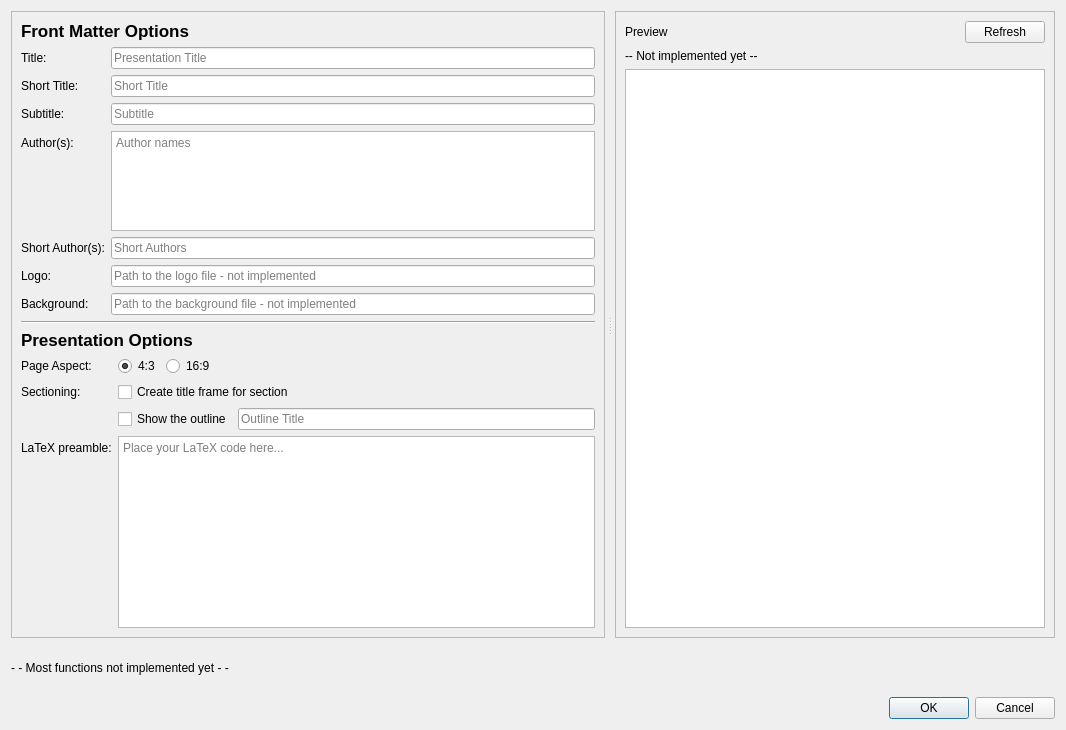
Before: the Qt Designer form gui/FrontMatter/FrontMatterWidget.ui in acroper/BeamerQt, drawn with Qt 5.
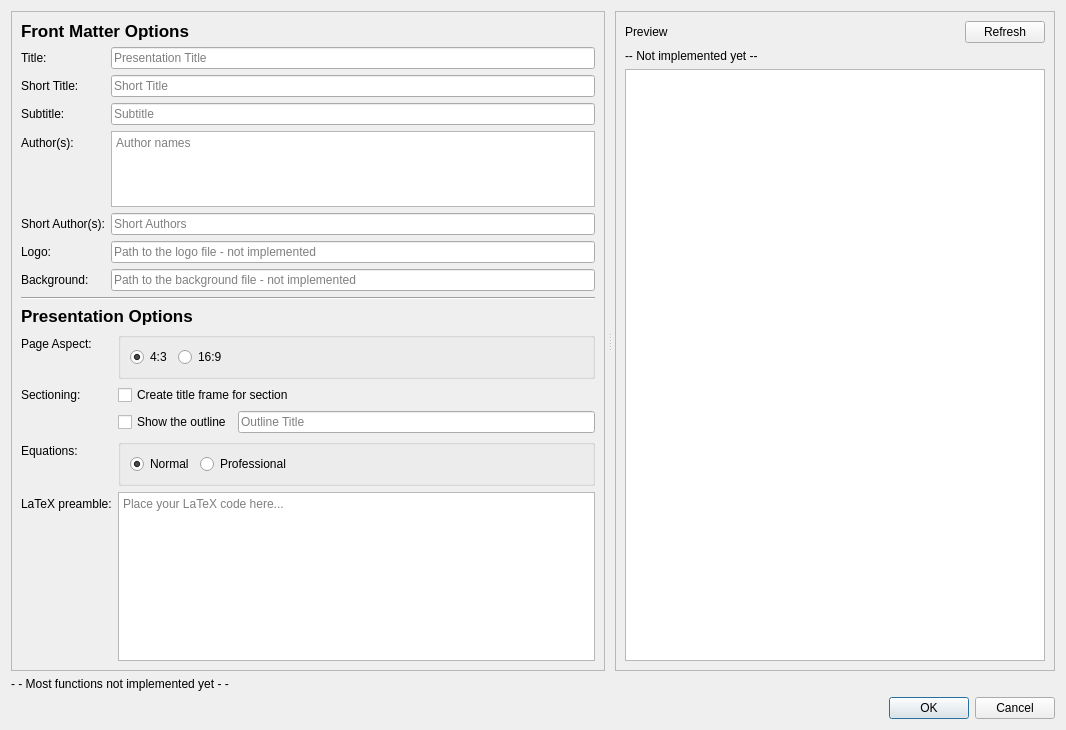
After: the same form once the commit is applied.

Commit message: Updated selection of Equation style

Diff of the .ui file:
```diff
--- a/gui/FrontMatter/FrontMatterWidget.ui
+++ b/gui/FrontMatter/FrontMatterWidget.ui
@@ -191,40 +191,6 @@
            </property>
           </widget>
          </item>
-         <item row="0" column="1">
-          <layout class="QHBoxLayout" name="horizontalLayout_3">
-           <item>
-            <widget class="QRadioButton" name="Aspect43">
-             <property name="text">
-              <string>4:3</string>
-             </property>
-             <property name="checked">
-              <bool>true</bool>
-             </property>
-            </widget>
-           </item>
-           <item>
-            <widget class="QRadioButton" name="Aspect169">
-             <property name="text">
-              <string>16:9</string>
-             </property>
-            </widget>
-           </item>
-           <item>
-            <spacer name="horizontalSpacer">
-             <property name="orientation">
-              <enum>Qt::Horizontal</enum>
-             </property>
-             <property name="sizeHint" stdset="0">
-              <size>
-               <width>40</width>
-               <height>20</height>
-              </size>
-             </property>
-            </spacer>
-           </item>
-          </layout>
-         </item>
          <item row="1" column="0">
           <widget class="QLabel" name="label_17">
            <property name="text">
@@ -257,7 +223,7 @@
            </item>
           </layout>
          </item>
-         <item row="4" column="1">
+         <item row="5" column="1">
           <widget class="QPlainTextEdit" name="preambleText">
            <property name="minimumSize">
             <size>
@@ -270,13 +236,92 @@
            </property>
           </widget>
          </item>
-         <item row="4" column="0">
+         <item row="5" column="0">
           <widget class="QLabel" name="label_9">
            <property name="text">
             <string>LaTeX preamble:</string>
            </property>
           </widget>
          </item>
+         <item row="4" column="0">
+          <widget class="QLabel" name="label_18">
+           <property name="text">
+            <string>Equations:</string>
+           </property>
+          </widget>
+         </item>
+         <item row="0" column="1">
+          <widget class="QGroupBox" name="">
+           <layout class="QHBoxLayout" name="horizontalLayout_3">
+            <item>
+             <widget class="QRadioButton" name="Aspect43">
+              <property name="text">
+               <string>4:3</string>
+              </property>
+              <property name="checked">
+               <bool>true</bool>
+              </property>
+             </widget>
+            </item>
+            <item>
+             <widget class="QRadioButton" name="Aspect169">
+              <property name="text">
+               <string>16:9</string>
+              </property>
+             </widget>
+            </item>
+            <item>
+             <spacer name="horizontalSpacer">
+              <property name="orientation">
+               <enum>Qt::Horizontal</enum>
+              </property>
+              <property name="sizeHint" stdset="0">
+               <size>
+                <width>40</width>
+                <height>20</height>
+               </size>
+              </property>
+             </spacer>
+            </item>
+           </layout>
+          </widget>
+         </item>
+         <item row="4" column="1">
+          <widget class="QGroupBox" name="">
+           <layout class="QHBoxLayout" name="horizontalLayout_5">
+            <item>
+             <widget class="QRadioButton" name="EquationNormal">
+              <property name="text">
+               <string>Normal</string>
+              </property>
+              <property name="checked">
+               <bool>true</bool>
+              </property>
+             </widget>
+            </item>
+            <item>
+             <widget class="QRadioButton" name="EquationPro">
+              <property name="text">
+               <string>Professional</string>
+              </property>
+             </widget>
+            </item>
+            <item>
+             <spacer name="horizontalSpacer_3">
+              <property name="orientation">
+               <enum>Qt::Horizontal</enum>
+              </property>
+              <property name="sizeHint" stdset="0">
+               <size>
+                <width>40</width>
+                <height>20</height>
+               </size>
+              </property>
+             </spacer>
+            </item>
+           </layout>
+          </widget>
+         </item>
         </layout>
        </item>
       </layout>
```
The commit also changes 2 other files.
